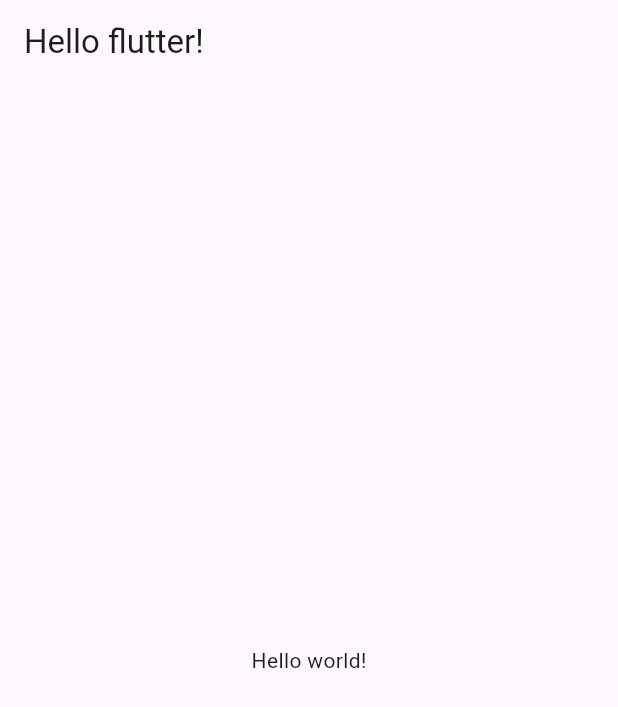
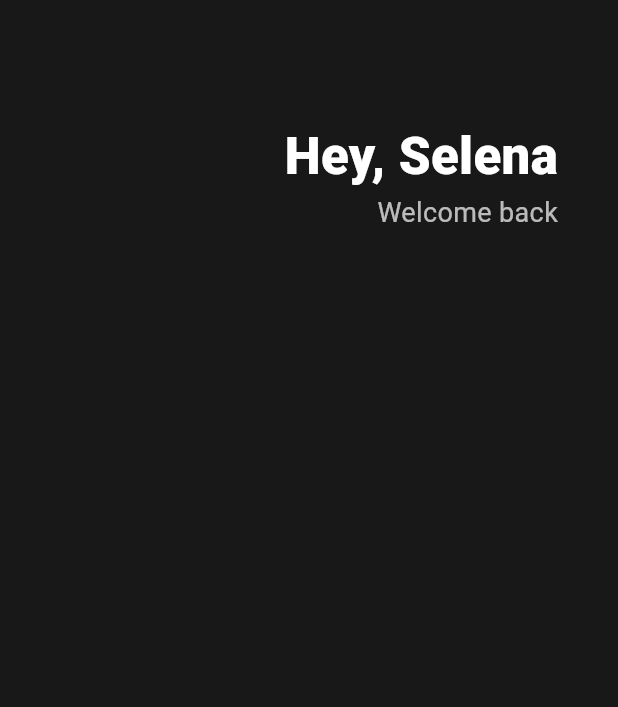
Before and after one commit to kyhyeok/toonflix, a Flutter app: the screen it shows after launch, on a phone screen of 412 x 824 dp. Shown: the top 707 px of the screen. Run offline on Flutter 3.47's test engine with Material 3 defaults, Android fonts, the phone set to English and light mode, and no system bars.

Commit message:
UI CHALLENGE
#3.0 Header

```diff
--- a/lib/main.dart
+++ b/lib/main.dart
@@ -9,11 +9,41 @@ class App extends StatelessWidget {
   Widget build(BuildContext context) {
     return MaterialApp(
       home: Scaffold(
-        appBar: AppBar(
-          title: Text('Hello flutter!'),
-        ),
-        body: Center(
-          child: Text('Hello world!'),
+        backgroundColor: Color(0xFF181818),
+        body: Padding(
+          padding: EdgeInsets.symmetric(horizontal: 40),
+          child: Column(
+            children: [
+              SizedBox(
+                height: 80,
+              ),
+              Row(
+                mainAxisAlignment: MainAxisAlignment.end,
+                children: [
+                  Column(
+                    crossAxisAlignment: CrossAxisAlignment.end,
+                    children: [
+                      Text(
+                        'Hey, Selena',
+                        style: TextStyle(
+                          color: Colors.white,
+                          fontSize: 34,
+                          fontWeight: FontWeight.w800,
+                        ),
+                      ),
+                      Text(
+                        'Welcome back',
+                        style: TextStyle(
+                          color: Colors.white.withAlpha(180),
+                          fontSize: 18,
+                        ),
+                      ),
+                    ],
+                  )
+                ],
+              )
+            ],
+          ),
         ),
       ),
     );
```
